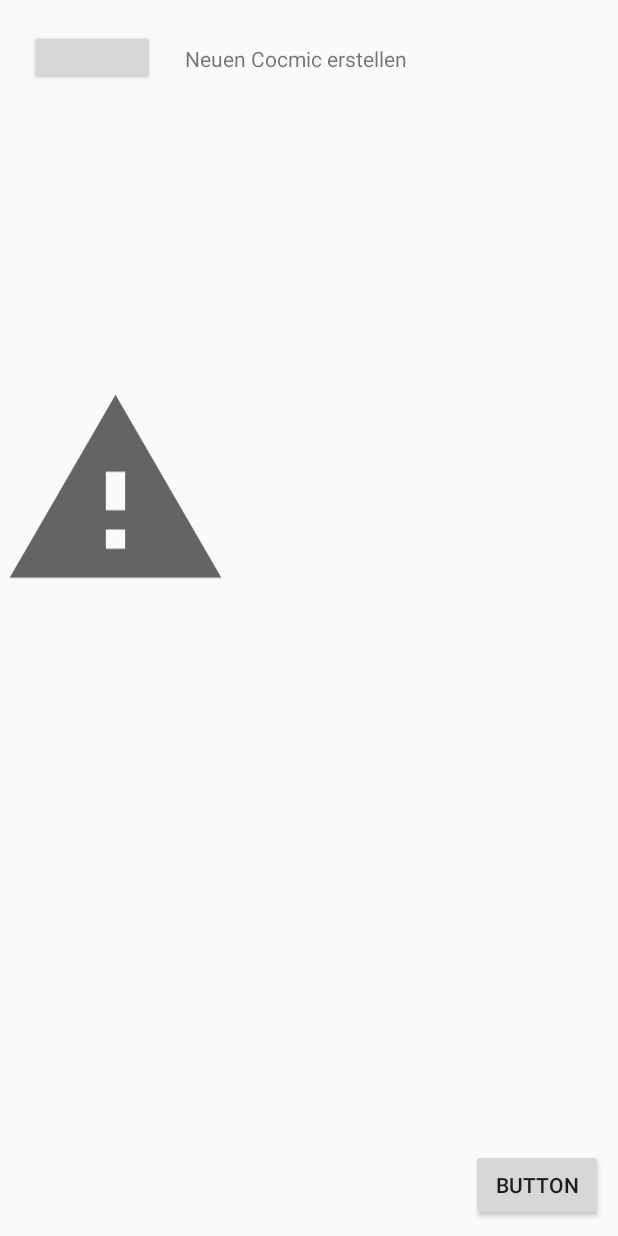
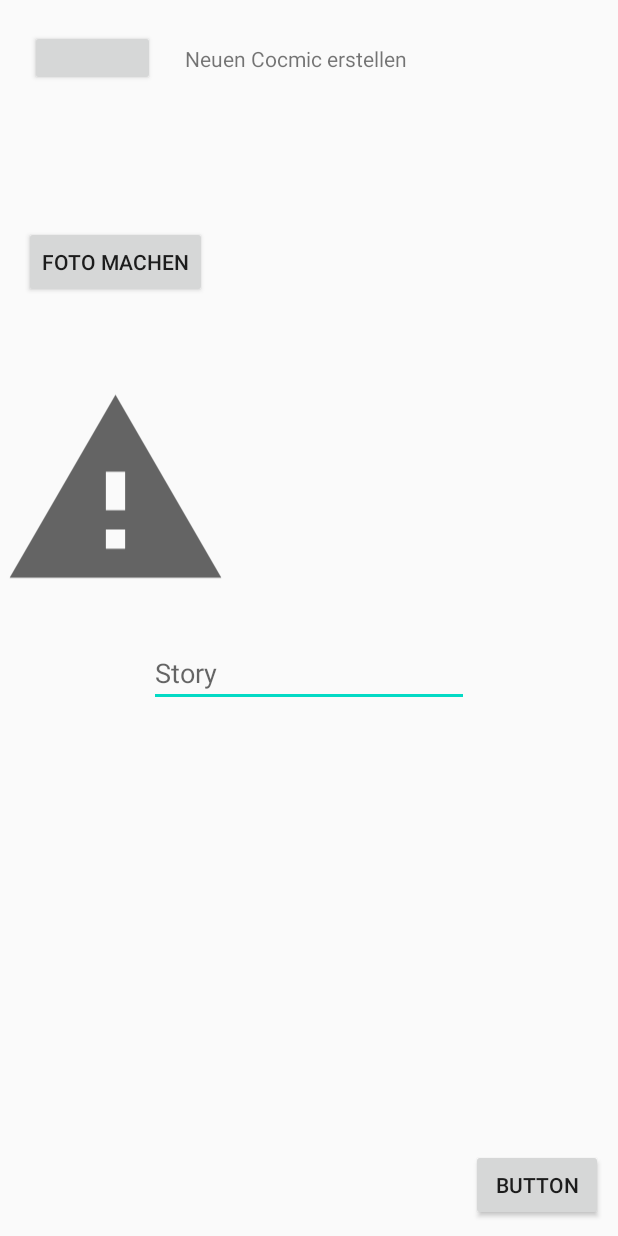
Before and after one commit to nico5300/CoronaStay, an Android app: the layout comic_erstellen_2.xml on its own in the app's theme, with its tools: preview values and no code run, on a phone screen of 412 x 824 dp. Run offline under Robolectric (Android 15) with nearby library versions, the phone set to English and light mode, and no system bars.

Commit message:
second commit - comic_erstellen_2 fertig

```diff
--- a/app/src/main/res/layout/comic_erstellen_2.xml
+++ b/app/src/main/res/layout/comic_erstellen_2.xml
@@ -43,4 +43,26 @@
         app:layout_constraintTop_toBottomOf="@+id/textView3"
         app:srcCompat="?android:attr/alertDialogIcon"
         tools:layout_editor_absoluteX="128dp" />
+
+    <EditText
+        android:id="@+id/editText2"
+        android:layout_width="wrap_content"
+        android:layout_height="wrap_content"
+        android:layout_marginTop="20dp"
+        android:ems="10"
+        android:hint="Story"
+        android:inputType="textPersonName"
+        app:layout_constraintEnd_toEndOf="parent"
+        app:layout_constraintStart_toStartOf="parent"
+        app:layout_constraintTop_toBottomOf="@+id/imageView3" />
+
+    <Button
+        android:id="@+id/button6"
+        android:layout_width="wrap_content"
+        android:layout_height="wrap_content"
+        android:layout_marginBottom="50dp"
+        android:text="Foto machen"
+        app:layout_constraintBottom_toTopOf="@+id/imageView3"
+        app:layout_constraintEnd_toEndOf="@+id/imageView3"
+        app:layout_constraintStart_toStartOf="@+id/imageView3" />
 </androidx.constraintlayout.widget.ConstraintLayout>
```
